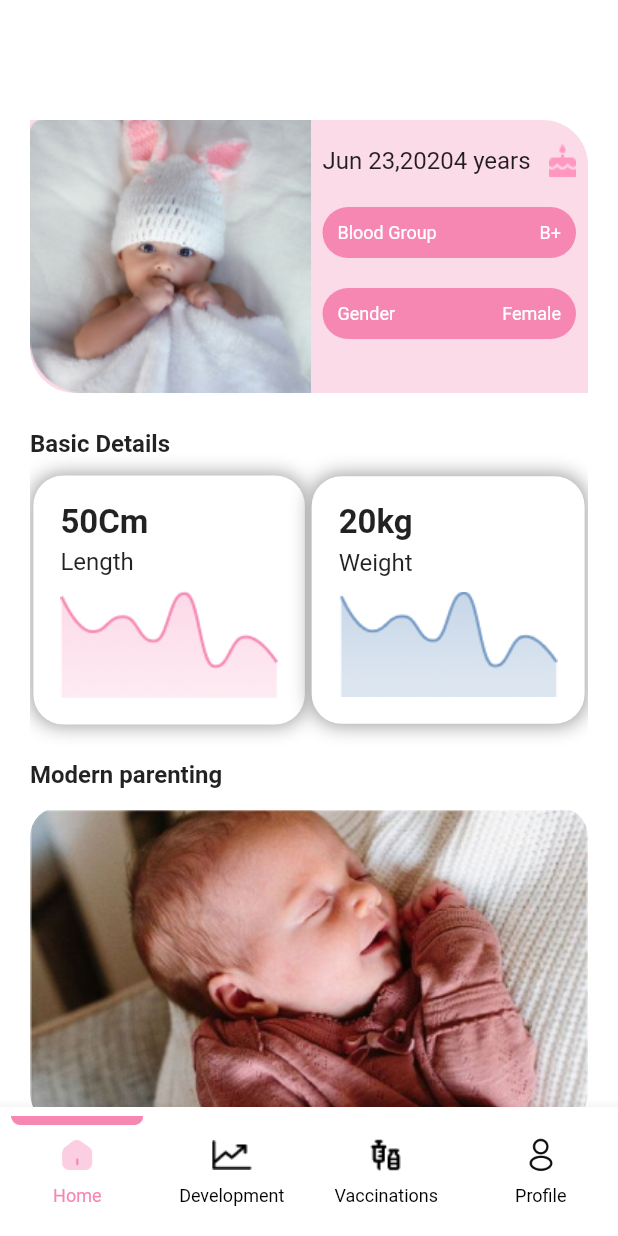
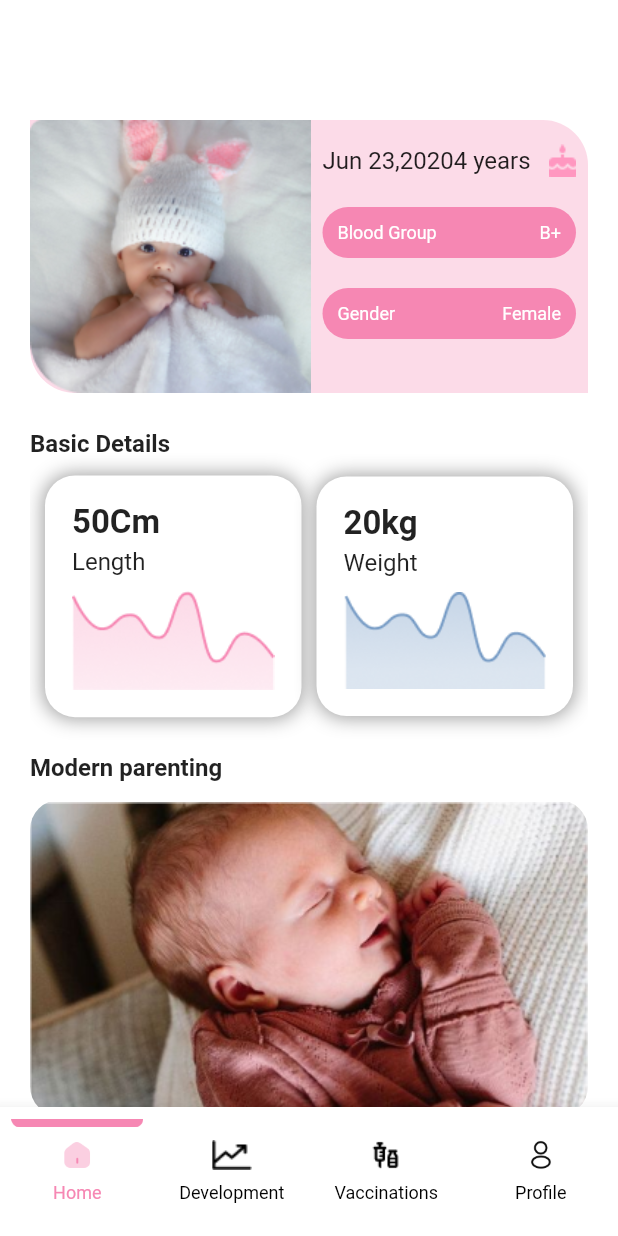
Before and after one commit to kareemrabea1/Baraeim, a Flutter app: the BasePageAsPregrnant screen opened directly, on a phone screen of 412 x 824 dp. Run offline on Flutter 3.47's test engine with Material 2 defaults, Android fonts, the phone set to English and light mode, and no system bars; our stand-ins replace awesome_notifications, datetime_picker_formfield, dio, get, hive, hive_flutter and 2 more; missing offline and left inert: calendar_agenda; accounts and stored records are empty.

Commit message:
first edit

```diff
--- a/lib/base_page/presentation/pages/base_page.dart
+++ b/lib/base_page/presentation/pages/base_page.dart
@@ -42,6 +42,7 @@ class _BasePageState extends State<BasePage> {
 
   @override
   Widget build(BuildContext context) {
+    var size=MediaQuery.of(context).size;
     return Scaffold(
       body: IndexedStack(index: pageIndex, children: const [
         HomeScreen(),
@@ -94,7 +95,7 @@ class _BasePageState extends State<BasePage> {
                       padding: const EdgeInsets.symmetric(vertical: 8),
                       child: Image.asset(
                         pageIndex == index ? e[0] : e[1],
-                        height: 24,
+                        height: size.height*0.025,
                       ),
                     ),
                     Text(
--- a/lib/base_page_as_pregrnant/presentation/pages/base_page_as_pregrnant.dart
+++ b/lib/base_page_as_pregrnant/presentation/pages/base_page_as_pregrnant.dart
@@ -44,6 +44,8 @@ class _BasePageAsPregrnantState extends State<BasePageAsPregrnant> {
 
   @override
   Widget build(BuildContext context) {
+    var size=MediaQuery.of(context).size;
+
     return Scaffold(
       body: IndexedStack(index: pageIndex, children: const [
         HomeScreenAsPregnant(),
@@ -96,7 +98,7 @@ class _BasePageAsPregrnantState extends State<BasePageAsPregrnant> {
                       padding: const EdgeInsets.symmetric(vertical: 8),
                       child: Image.asset(
                         pageIndex == index ? e[0] : e[1],
-                        height: 24,
+                        height: size.height*0.025,
                       ),
                     ),
                     Text(
--- a/lib/home_page/data/models/sevices_model.dart
+++ b/lib/home_page/data/models/sevices_model.dart
@@ -3,6 +3,7 @@ import 'package:baraeim/colors_app.dart';
 import 'package:flutter/material.dart';
 
 import '../../../healthy_diet_page/presentation/pages/healthy_diet_screen.dart';
+import '../../../medicines_page/presentation/pages/medicines_screen.dart';
 import '../../../screens/daily_exercise.dart';
 import '../../../screens/modern_parenting.dart';
 
@@ -30,7 +31,7 @@ class ServiceModel {
       image: Assets.healthyDiet,
       color: ColorsApp.green,
     ),
-    ServiceModel(page: const HealthyDietScreen(),
+    ServiceModel(page: const MedicinesScreen(),
       text: 'Drugs Influencing Pregnancy',
       image: Assets.drugsImage,
       color: ColorsApp.indio,
--- a/lib/home_page_as_pregnant/presentation/pages/home_screen.dart
+++ b/lib/home_page_as_pregnant/presentation/pages/home_screen.dart
@@ -72,11 +72,14 @@ class _HomeScreenAsPregnantState extends State<HomeScreenAsPregnant> {
                           Row(
                             mainAxisAlignment: MainAxisAlignment.spaceBetween,
                             children: [
-                              const Text(
+                              const Expanded(
+                                child: Text(
                                   'Jun 23,20204 years',
                                   style: TextStyle(
                                     fontSize: 16,
                                     fontWeight: FontWeight.w400,
+
+                                  ),
                                 ),
                               ),
                               Image.asset(Assets.birthDayImage),
@@ -162,39 +165,45 @@ class _HomeScreenAsPregnantState extends State<HomeScreenAsPregnant> {
             ),
             Row(mainAxisAlignment: MainAxisAlignment.spaceAround,
               children: [
-                Container(padding: EdgeInsets.all(18),
+                const SizedBox(width: 10,),
+                Expanded(
+                  child: Container(padding: const EdgeInsets.all(18),
                     decoration: BoxDecoration(
                         color: Colors.white,
-                      borderRadius: BorderRadius.circular(20),boxShadow:[BoxShadow(color: Colors.grey,blurRadius: 10,spreadRadius: 1)]),
+                        borderRadius: BorderRadius.circular(20),boxShadow:[const BoxShadow(color: Colors.grey,blurRadius: 10,spreadRadius: 1)]),
                     child: Column(
                       crossAxisAlignment: CrossAxisAlignment.start,
                       children: [
-                      Text('50Cm',style: TextStyle(fontSize: 22,fontWeight: FontWeight.w700),),
-                      SizedBox(height: 4,),
-                      Text('Length',style: TextStyle(fontSize: 16,fontWeight: FontWeight.w400),),
-                      SizedBox(height: 10,),
+                        const Text('50Cm',style: TextStyle(fontSize: 22,fontWeight: FontWeight.w700),),
+                        const SizedBox(height: 4,),
+                        const Text('Length',style: TextStyle(fontSize: 16,fontWeight: FontWeight.w400),),
+                        const SizedBox(height: 10,),
                         Image.asset(Assets.chart1)
 
                       ],
                     ),
                   ),
-
-                Container(padding: EdgeInsets.all(18),
+                ),
+const SizedBox(width: 10,),
+                Expanded(
+                  child: Container(padding: const EdgeInsets.all(18),
                     decoration: BoxDecoration(
                         color: Colors.white,
-                      borderRadius: BorderRadius.circular(20),boxShadow:[BoxShadow(color: Colors.grey,blurRadius: 10,spreadRadius: 1)]),
+                        borderRadius: BorderRadius.circular(20),boxShadow:[const BoxShadow(color: Colors.grey,blurRadius: 10,spreadRadius: 1)]),
                     child: Column(
                       crossAxisAlignment: CrossAxisAlignment.start,
                       children: [
-                      Text('20kg',style: TextStyle(fontSize: 22,fontWeight: FontWeight.w700),),
-                      SizedBox(height: 4,),
-                      Text('Weight',style: TextStyle(fontSize: 16,fontWeight: FontWeight.w400),),
-                      SizedBox(height: 10,),
+                        const Text('20kg',style: TextStyle(fontSize: 22,fontWeight: FontWeight.w700),),
+                        const SizedBox(height: 4,),
+                        const Text('Weight',style: TextStyle(fontSize: 16,fontWeight: FontWeight.w400),),
+                        const SizedBox(height: 10,),
                         Image.asset(Assets.chart2)
 
                       ],
                     ),
                   ),
+                ),
+                const SizedBox(width: 10,),
              //    Container(color: Colors.indigo,
              //      height: 170,
              //      child: SfCartesianChart(
--- a/lib/medicines_page/presentation/pages/medicines_screen.dart
+++ b/lib/medicines_page/presentation/pages/medicines_screen.dart
@@ -50,7 +50,7 @@ class _MedicinesScreenState extends State<MedicinesScreen> {
   Widget build(BuildContext context) {
     TextEditingController controller = TextEditingController();
     return Scaffold(
-      backgroundColor: Colors.grey.withOpacity(0.05),
+      backgroundColor: Colors.white,
       appBar: AppBar(
         backgroundColor: Colors.transparent,
         elevation: 0,
@@ -80,7 +80,7 @@ class _MedicinesScreenState extends State<MedicinesScreen> {
                 ),
               ),
             ),
-            SizedBox(
+            const SizedBox(
               height: 30,
             ),
             Expanded(
```
Also changed, not shown: lib/healthy_diet_page/presentation/pages/healthy_diet_details_screen.dart (+21 -11 lines), lib/home_page/presentation/pages/home_screen.dart (+7 -3 lines), lib/medicines_page/presentation/widgets/card_medicine.dart (+43 -16 lines). Lines whose indentation alone changed are shown as unchanged.
